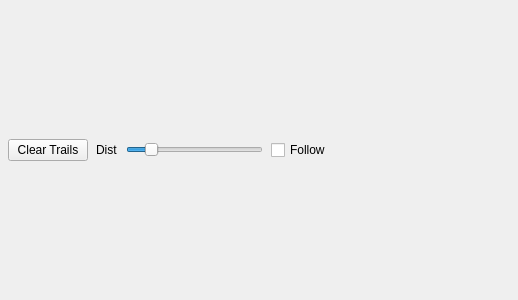
This is src/ui/map3D/QGCGoogleEarthView.ui in mavlink/qgroundcontrol as Qt 5 draws it before an edit; both pictures show x 310 to 828 and y 0 to 300 of the 828 by 300 pixel window. The edited form follows.
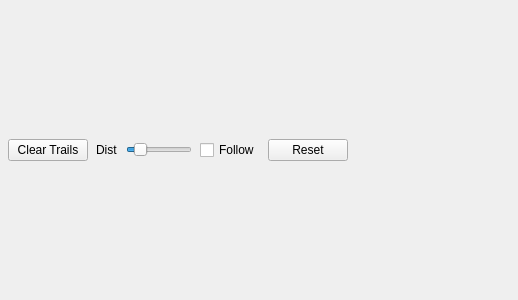
This is the edited form.

Diff of the .ui file:
```diff
--- a/src/ui/map3D/QGCGoogleEarthView.ui
+++ b/src/ui/map3D/QGCGoogleEarthView.ui
@@ -23,7 +23,7 @@
    <property name="margin">
     <number>2</number>
    </property>
-   <item row="0" column="0" colspan="12">
+   <item row="0" column="0" colspan="13">
     <layout class="QVBoxLayout" name="webViewLayout"/>
    </item>
    <item row="1" column="1">
@@ -58,7 +58,7 @@
      </property>
     </widget>
    </item>
-   <item row="1" column="11">
+   <item row="1" column="12">
     <spacer name="horizontalSpacer">
      <property name="orientation">
       <enum>Qt::Horizontal</enum>
@@ -180,6 +180,13 @@
      </property>
     </widget>
    </item>
+   <item row="1" column="11">
+    <widget class="QPushButton" name="resetButton">
+     <property name="text">
+      <string>Reset</string>
+     </property>
+    </widget>
+   </item>
   </layout>
  </widget>
  <resources/>
```
